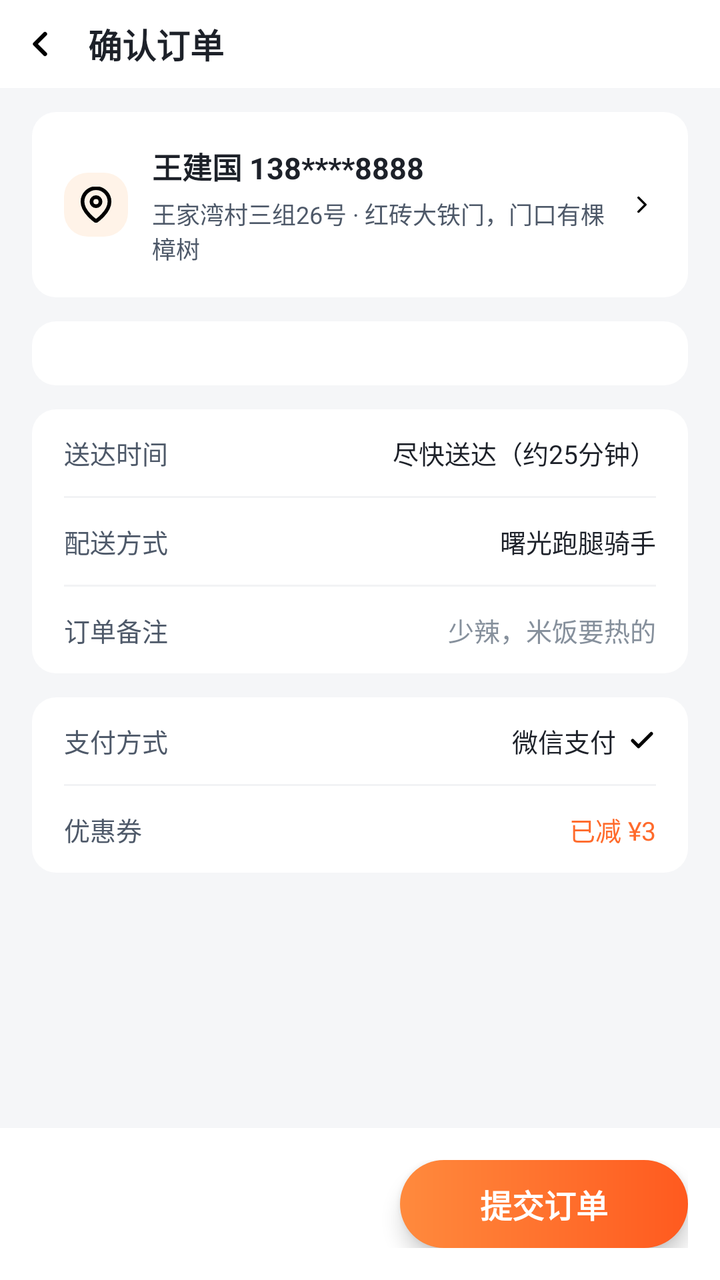
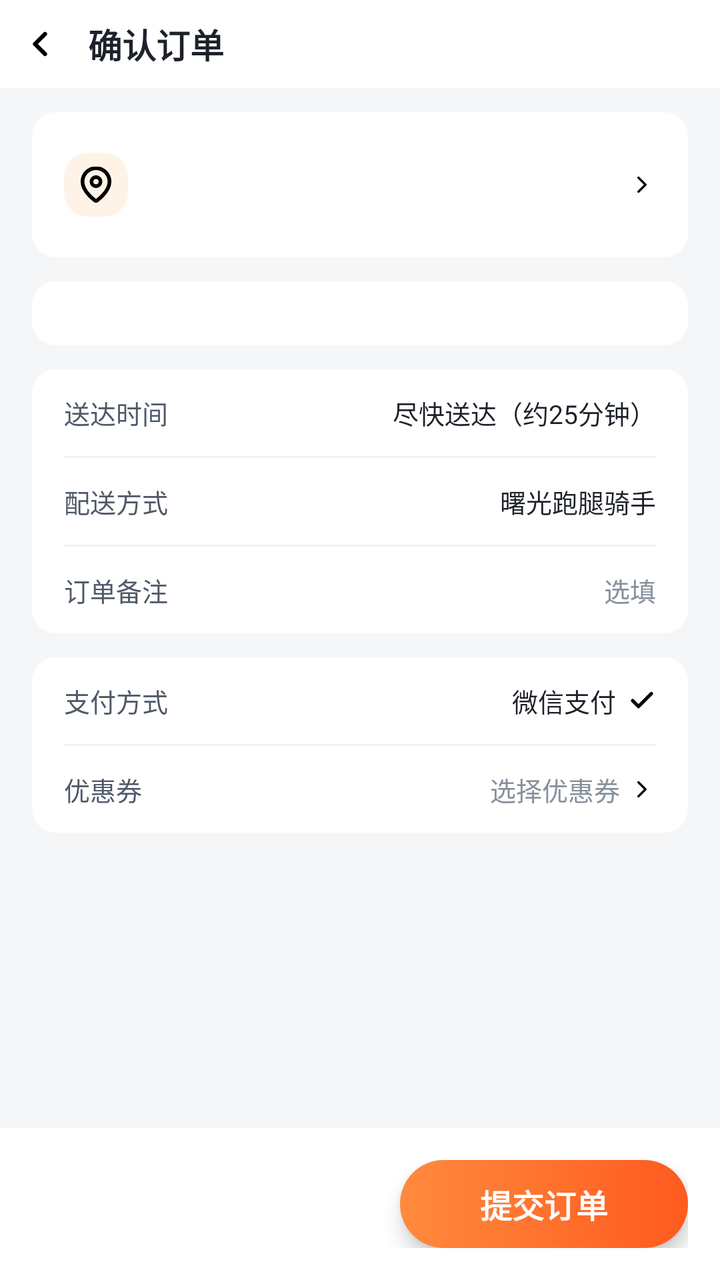

Screens rendered from an Android XML layout before and after an edit, with the pre-edit source and the edit as a unified diff.
<!-- AndroidManifest.xml: application theme Theme.DawnClient -->
<!-- res/layout/activity_order_confirm.xml -->
<?xml version="1.0" encoding="utf-8"?>
<LinearLayout xmlns:android="http://schemas.android.com/apk/res/android"
    android:layout_width="match_parent"
    android:layout_height="match_parent"
    android:background="@color/bg"
    android:orientation="vertical">

    <LinearLayout
        android:layout_width="match_parent"
        android:layout_height="44dp"
        android:background="@color/white"
        android:gravity="center_vertical"
        android:orientation="horizontal">

        <ImageView
            android:id="@+id/btnBack"
            android:layout_width="40dp"
            android:layout_height="match_parent"
            android:contentDescription="返回"
            android:padding="10dp"
            android:src="@drawable/ic_chevron_left" />

        <TextView
            android:layout_width="wrap_content"
            android:layout_height="wrap_content"
            android:layout_marginLeft="4dp"
            android:text="确认订单"
            android:textColor="@color/text_primary"
            android:textSize="17sp"
            android:textStyle="bold" />
    </LinearLayout>

    <ScrollView
        android:layout_width="match_parent"
        android:layout_height="0dp"
        android:layout_weight="1"
        android:scrollbars="none">

        <LinearLayout
            android:layout_width="match_parent"
            android:layout_height="wrap_content"
            android:orientation="vertical">

            
            <LinearLayout
                android:layout_width="match_parent"
                android:layout_height="wrap_content"
                android:layout_marginLeft="16dp"
                android:layout_marginTop="12dp"
                android:layout_marginRight="16dp"
                android:background="@drawable/bg_card"
                android:gravity="center_vertical"
                android:orientation="horizontal"
                android:padding="16dp">

                <LinearLayout
                    android:layout_width="32dp"
                    android:layout_height="32dp"
                    android:background="@drawable/bg_icon_orange"
                    android:gravity="center">

                    <ImageView
                        android:layout_width="18dp"
                        android:layout_height="18dp"
                        android:contentDescription="地址"
                        android:src="@drawable/ic_pin" />
                </LinearLayout>

                <LinearLayout
                    android:layout_width="0dp"
                    android:layout_height="wrap_content"
                    android:layout_marginLeft="12dp"
                    android:layout_weight="1"
                    android:orientation="vertical">

                    <TextView
                        android:layout_width="wrap_content"
                        android:layout_height="wrap_content"
                        android:text="王建国 138****8888"
                        android:textColor="@color/text_primary"
                        android:textSize="15sp"
                        android:textStyle="bold" />

                    <TextView
                        android:layout_width="wrap_content"
                        android:layout_height="wrap_content"
                        android:layout_marginTop="4dp"
                        android:text="王家湾村三组26号 · 红砖大铁门，门口有棵樟树"
                        android:textColor="@color/text_secondary"
                        android:textSize="12sp" />
                </LinearLayout>

                <ImageView
                    android:layout_width="14dp"
                    android:layout_height="14dp"
                    android:contentDescription="切换"
                    android:src="@drawable/ic_chevron_right" />
            </LinearLayout>

            
            <LinearLayout
                android:id="@+id/cardGoods"
                android:layout_width="match_parent"
                android:layout_height="wrap_content"
                android:layout_marginLeft="16dp"
                android:layout_marginTop="12dp"
                android:layout_marginRight="16dp"
                android:background="@drawable/bg_card"
                android:orientation="vertical"
                android:padding="16dp" />

            
            <LinearLayout
                android:layout_width="match_parent"
                android:layout_height="wrap_content"
                android:layout_marginLeft="16dp"
                android:layout_marginTop="12dp"
                android:layout_marginRight="16dp"
                android:background="@drawable/bg_card"
                android:orientation="vertical"
                android:paddingLeft="16dp"
                android:paddingRight="16dp">

                <LinearLayout
                    android:layout_width="match_parent"
                    android:layout_height="wrap_content"
                    android:gravity="center_vertical"
                    android:orientation="horizontal"
                    android:paddingTop="12dp"
                    android:paddingBottom="12dp">

                    <TextView
                        android:layout_width="0dp"
                        android:layout_height="wrap_content"
                        android:layout_weight="1"
                        android:text="送达时间"
                        android:textColor="@color/text_secondary"
                        android:textSize="13sp" />

                    <TextView
                        android:layout_width="wrap_content"
                        android:layout_height="wrap_content"
                        android:text="尽快送达（约25分钟）"
                        android:textColor="@color/text_primary"
                        android:textSize="13sp" />
                </LinearLayout>

                <View
                    android:layout_width="match_parent"
                    android:layout_height="1dp"
                    android:background="@color/divider" />

                <LinearLayout
                    android:layout_width="match_parent"
                    android:layout_height="wrap_content"
                    android:gravity="center_vertical"
                    android:orientation="horizontal"
                    android:paddingTop="12dp"
                    android:paddingBottom="12dp">

                    <TextView
                        android:layout_width="0dp"
                        android:layout_height="wrap_content"
                        android:layout_weight="1"
                        android:text="配送方式"
                        android:textColor="@color/text_secondary"
                        android:textSize="13sp" />

                    <TextView
                        android:layout_width="wrap_content"
                        android:layout_height="wrap_content"
                        android:text="曙光跑腿骑手"
                        android:textColor="@color/text_primary"
                        android:textSize="13sp" />
                </LinearLayout>

                <View
                    android:layout_width="match_parent"
                    android:layout_height="1dp"
                    android:background="@color/divider" />

                <LinearLayout
                    android:layout_width="match_parent"
                    android:layout_height="wrap_content"
                    android:gravity="center_vertical"
                    android:orientation="horizontal"
                    android:paddingTop="12dp"
                    android:paddingBottom="12dp">

                    <TextView
                        android:layout_width="0dp"
                        android:layout_height="wrap_content"
                        android:layout_weight="1"
                        android:text="订单备注"
                        android:textColor="@color/text_secondary"
                        android:textSize="13sp" />

                    <TextView
                        android:layout_width="wrap_content"
                        android:layout_height="wrap_content"
                        android:text="少辣，米饭要热的"
                        android:textColor="@color/text_tertiary"
                        android:textSize="13sp" />
                </LinearLayout>
            </LinearLayout>

            
            <LinearLayout
                android:layout_width="match_parent"
                android:layout_height="wrap_content"
                android:layout_marginLeft="16dp"
                android:layout_marginTop="12dp"
                android:layout_marginRight="16dp"
                android:background="@drawable/bg_card"
                android:orientation="vertical"
                android:paddingLeft="16dp"
                android:paddingRight="16dp">

                <LinearLayout
                    android:layout_width="match_parent"
                    android:layout_height="wrap_content"
                    android:gravity="center_vertical"
                    android:orientation="horizontal"
                    android:paddingTop="12dp"
                    android:paddingBottom="12dp">

                    <TextView
                        android:layout_width="0dp"
                        android:layout_height="wrap_content"
                        android:layout_weight="1"
                        android:text="支付方式"
                        android:textColor="@color/text_secondary"
                        android:textSize="13sp" />

                    <TextView
                        android:layout_width="wrap_content"
                        android:layout_height="wrap_content"
                        android:text="微信支付"
                        android:textColor="@color/text_primary"
                        android:textSize="13sp" />

                    <ImageView
                        android:layout_width="14dp"
                        android:layout_height="14dp"
                        android:layout_marginLeft="6dp"
                        android:contentDescription="已选"
                        android:src="@drawable/ic_check" />
                </LinearLayout>

                <View
                    android:layout_width="match_parent"
                    android:layout_height="1dp"
                    android:background="@color/divider" />

                <LinearLayout
                    android:layout_width="match_parent"
                    android:layout_height="wrap_content"
                    android:gravity="center_vertical"
                    android:orientation="horizontal"
                    android:paddingTop="12dp"
                    android:paddingBottom="12dp">

                    <TextView
                        android:layout_width="0dp"
                        android:layout_height="wrap_content"
                        android:layout_weight="1"
                        android:text="优惠券"
                        android:textColor="@color/text_secondary"
                        android:textSize="13sp" />

                    <TextView
                        android:layout_width="wrap_content"
                        android:layout_height="wrap_content"
                        android:text="已减 ¥3"
                        android:textColor="@color/primary"
                        android:textSize="13sp" />
                </LinearLayout>
            </LinearLayout>

            <View
                android:layout_width="match_parent"
                android:layout_height="16dp" />
        </LinearLayout>
    </ScrollView>

    
    <LinearLayout
        android:layout_width="match_parent"
        android:layout_height="wrap_content"
        android:background="@color/white"
        android:gravity="center_vertical"
        android:orientation="horizontal"
        android:padding="16dp">

        <TextView
            android:id="@+id/tvTotal"
            android:layout_width="0dp"
            android:layout_height="wrap_content"
            android:layout_weight="1"
            android:textColor="@color/reward"
            android:textSize="20sp"
            android:textStyle="bold" />

        <TextView
            android:id="@+id/btnSubmit"
            android:layout_width="wrap_content"
            android:layout_height="44dp"
            android:background="@drawable/bg_btn_grad"
            android:elevation="6dp"
            android:gravity="center"
            android:paddingLeft="40dp"
            android:paddingRight="40dp"
            android:text="提交订单"
            android:textColor="@color/white"
            android:textSize="16sp"
            android:textStyle="bold" />
    </LinearLayout>
</LinearLayout>
<!-- resources referenced by this layout -->
<resources>
  <color name="bg">#F5F6F8</color>
  <color name="divider">#F2F3F5</color>
  <color name="primary">#FF6B2C</color>
  <color name="reward">#FF4D4F</color>
  <color name="text_primary">#1D2129</color>
  <color name="text_secondary">#4E5969</color>
  <color name="text_tertiary">#86909C</color>
  <color name="white">#FFFFFF</color>
  <!-- drawable bg_btn_grad (drawable) -->
  <?xml version="1.0" encoding="utf-8"?>
  <shape xmlns:android="http://schemas.android.com/apk/res/android">
      <gradient
          android:angle="0"
          android:endColor="#FF5A1F"
          android:startColor="#FF8A3D" />
      <corners android:radius="24dp" />
  </shape>
  <!-- drawable bg_card (drawable) -->
  <?xml version="1.0" encoding="utf-8"?>
  <shape xmlns:android="http://schemas.android.com/apk/res/android">
      <solid android:color="@color/white" />
      <corners android:radius="12dp" />
  </shape>
  <!-- drawable bg_icon_orange (drawable) -->
  <?xml version="1.0" encoding="utf-8"?>
  <shape xmlns:android="http://schemas.android.com/apk/res/android">
      <solid android:color="#FFF3E8" />
      <corners android:radius="12dp" />
  </shape>
  <!-- drawable ic_check (drawable) -->
  <?xml version="1.0" encoding="utf-8"?>
  <vector xmlns:android="http://schemas.android.com/apk/res/android"
      android:width="24dp"
      android:height="24dp"
      android:viewportWidth="24"
      android:viewportHeight="24">
      <path
          android:fillColor="@android:color/transparent"
          android:strokeColor="#FF000000"
          android:strokeLineCap="round"
          android:strokeLineJoin="round"
          android:strokeWidth="3"
          android:pathData="M20,6L9,17L4,12" />
  </vector>
  <!-- drawable ic_chevron_left (drawable) -->
  <?xml version="1.0" encoding="utf-8"?>
  <vector xmlns:android="http://schemas.android.com/apk/res/android"
      android:width="24dp"
      android:height="24dp"
      android:viewportWidth="24"
      android:viewportHeight="24">
      <path
          android:fillColor="@android:color/transparent"
          android:strokeColor="#FF000000"
          android:strokeLineCap="round"
          android:strokeLineJoin="round"
          android:strokeWidth="2.5"
          android:pathData="M15,18l-6,-6l6,-6" />
  </vector>
  <!-- drawable ic_chevron_right (drawable) -->
  <?xml version="1.0" encoding="utf-8"?>
  <vector xmlns:android="http://schemas.android.com/apk/res/android"
      android:width="24dp"
      android:height="24dp"
      android:viewportWidth="24"
      android:viewportHeight="24">
      <path
          android:fillColor="@android:color/transparent"
          android:strokeColor="#FF000000"
          android:strokeLineCap="round"
          android:strokeLineJoin="round"
          android:strokeWidth="2"
          android:pathData="M9,18l6,-6l-6,-6" />
  </vector>
  <style name="Theme.DawnClient" parent="Theme.AppCompat.Light.NoActionBar">
          <item name="android:windowBackground">@color/bg</item>
          <item name="android:statusBarColor">@android:color/transparent</item>
          <item name="android:navigationBarColor">@android:color/transparent</item>
          <item name="android:windowLightStatusBar">false</item>
          <item name="android:forceDarkAllowed">false</item>
          <item name="colorPrimary">@color/primary</item>
          <item name="colorPrimaryDark">@color/primary_dark</item>
          <item name="colorAccent">@color/primary</item>
      </style>
  <color name="primary_dark">#FF5A1F</color>
  <!-- unchanged entries left out for length: 1 -->
</resources>

<!-- the commit's change to res/layout/activity_order_confirm.xml (unified diff, before → after) -->
@@ -43,6 +43,7 @@
 
             
             <LinearLayout
+                android:id="@+id/cardAddress"
                 android:layout_width="match_parent"
                 android:layout_height="wrap_content"
                 android:layout_marginLeft="16dp"
@@ -74,18 +75,20 @@
                     android:orientation="vertical">
 
                     <TextView
-                        android:layout_width="wrap_content"
-                        android:layout_height="wrap_content"
-                        android:text="王建国 138****8888"
+                        android:id="@+id/tvAddressName"
+                        android:layout_width="wrap_content"
+                        android:layout_height="wrap_content"
                         android:textColor="@color/text_primary"
                         android:textSize="15sp"
                         android:textStyle="bold" />
 
                     <TextView
+                        android:id="@+id/tvAddressDetail"
                         android:layout_width="wrap_content"
                         android:layout_height="wrap_content"
                         android:layout_marginTop="4dp"
-                        android:text="王家湾村三组26号 · 红砖大铁门，门口有棵樟树"
+                        android:ellipsize="end"
+                        android:maxLines="1"
                         android:textColor="@color/text_secondary"
                         android:textSize="12sp" />
                 </LinearLayout>
@@ -180,6 +183,7 @@
                     android:background="@color/divider" />
 
                 <LinearLayout
+                    android:id="@+id/rowRemark"
                     android:layout_width="match_parent"
                     android:layout_height="wrap_content"
                     android:gravity="center_vertical"
@@ -196,9 +200,10 @@
                         android:textSize="13sp" />
 
                     <TextView
-                        android:layout_width="wrap_content"
-                        android:layout_height="wrap_content"
-                        android:text="少辣，米饭要热的"
+                        android:id="@+id/tvRemark"
+                        android:layout_width="wrap_content"
+                        android:layout_height="wrap_content"
+                        android:text="选填"
                         android:textColor="@color/text_tertiary"
                         android:textSize="13sp" />
                 </LinearLayout>
@@ -217,6 +222,7 @@
                 android:paddingRight="16dp">
 
                 <LinearLayout
+                    android:id="@+id/rowPay"
                     android:layout_width="match_parent"
                     android:layout_height="wrap_content"
                     android:gravity="center_vertical"
@@ -233,6 +239,7 @@
                         android:textSize="13sp" />
 
                     <TextView
+                        android:id="@+id/tvPay"
                         android:layout_width="wrap_content"
                         android:layout_height="wrap_content"
                         android:text="微信支付"
@@ -253,6 +260,7 @@
                     android:background="@color/divider" />
 
                 <LinearLayout
+                    android:id="@+id/rowCoupon"
                     android:layout_width="match_parent"
                     android:layout_height="wrap_content"
                     android:gravity="center_vertical"
@@ -269,11 +277,19 @@
                         android:textSize="13sp" />
 
                     <TextView
-                        android:layout_width="wrap_content"
-                        android:layout_height="wrap_content"
-                        android:text="已减 ¥3"
-                        android:textColor="@color/primary"
-                        android:textSize="13sp" />
+                        android:id="@+id/tvCoupon"
+                        android:layout_width="wrap_content"
+                        android:layout_height="wrap_content"
+                        android:text="选择优惠券"
+                        android:textColor="@color/text_tertiary"
+                        android:textSize="13sp" />
+
+                    <ImageView
+                        android:layout_width="14dp"
+                        android:layout_height="14dp"
+                        android:layout_marginLeft="4dp"
+                        android:contentDescription="选择"
+                        android:src="@drawable/ic_chevron_right" />
                 </LinearLayout>
             </LinearLayout>
 
